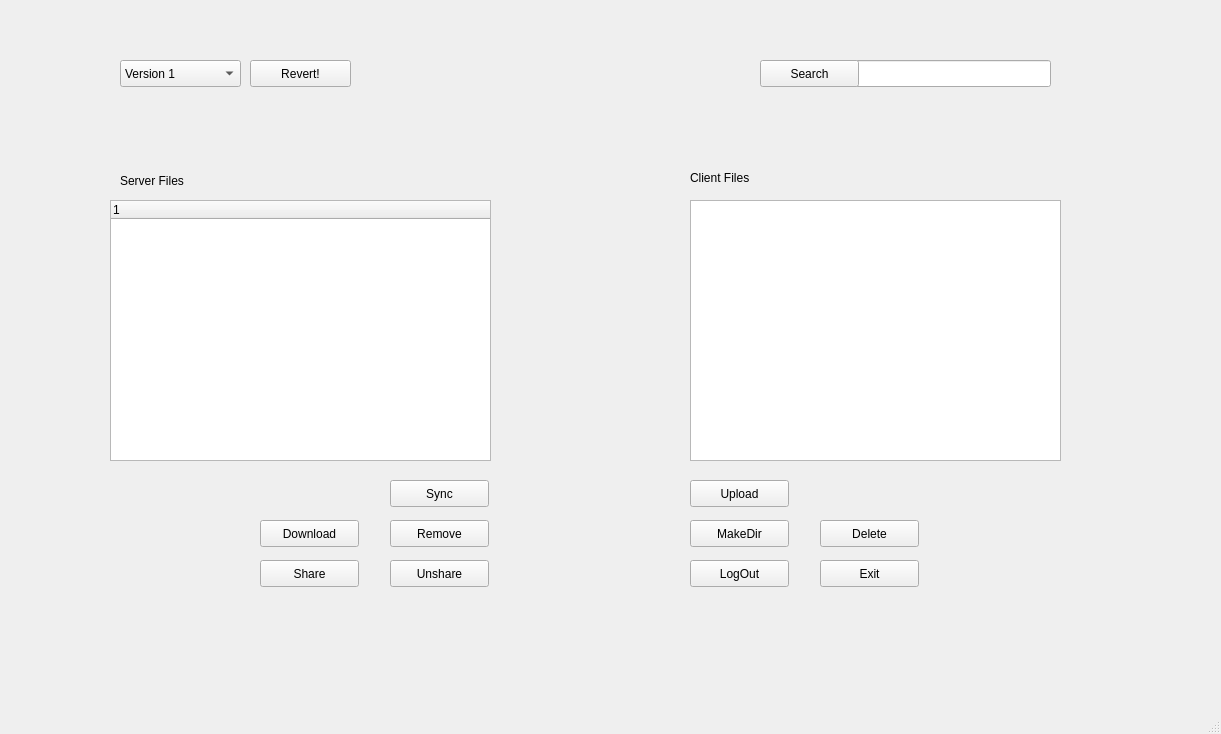
This is client/Client/dropbox.ui in dilofilo/freezing-octo-cyril as Qt 5 draws it before an edit. The edited form follows.
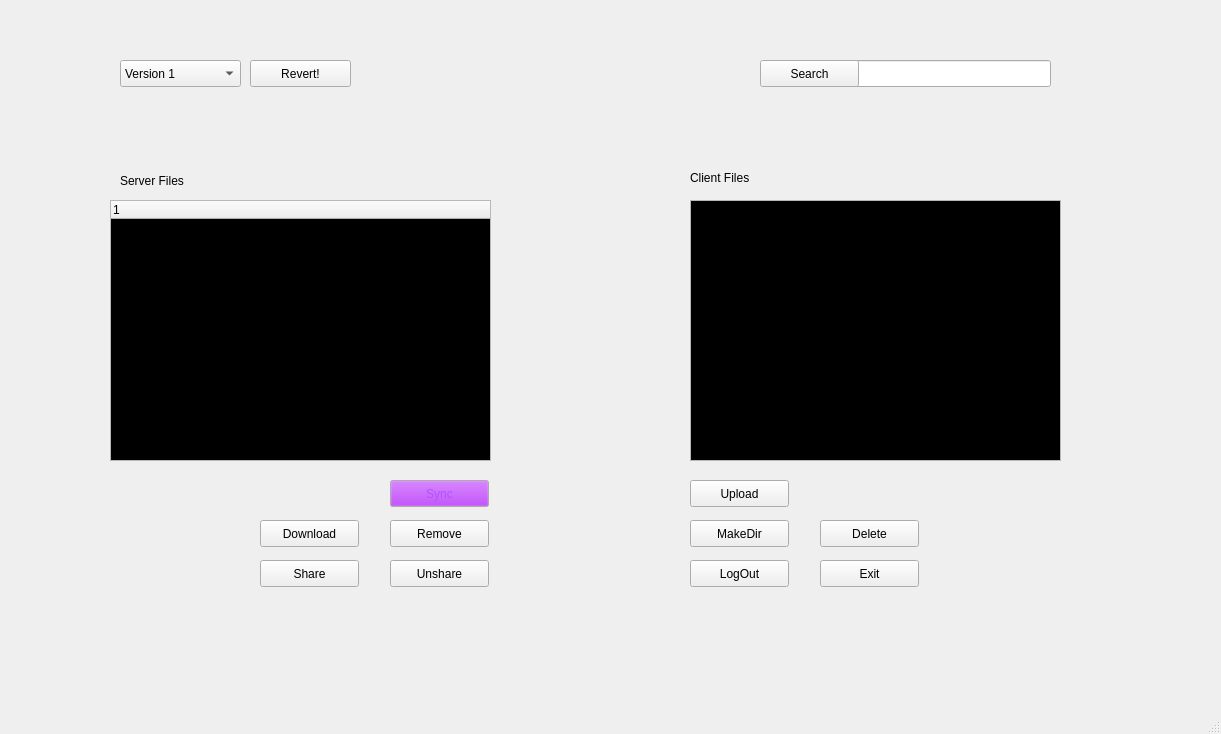
This is the edited form.

Diff of the .ui file:
```diff
--- a/client/Client/dropbox.ui
+++ b/client/Client/dropbox.ui
@@ -23,6 +23,124 @@
       <height>261</height>
      </rect>
     </property>
+    <property name="palette">
+     <palette>
+      <active>
+       <colorrole role="WindowText">
+        <brush brushstyle="SolidPattern">
+         <color alpha="255">
+          <red>255</red>
+          <green>255</green>
+          <blue>255</blue>
+         </color>
+        </brush>
+       </colorrole>
+       <colorrole role="Text">
+        <brush brushstyle="SolidPattern">
+         <color alpha="255">
+          <red>255</red>
+          <green>255</green>
+          <blue>255</blue>
+         </color>
+        </brush>
+       </colorrole>
+       <colorrole role="Base">
+        <brush brushstyle="SolidPattern">
+         <color alpha="255">
+          <red>0</red>
+          <green>0</green>
+          <blue>0</blue>
+         </color>
+        </brush>
+       </colorrole>
+       <colorrole role="Highlight">
+        <brush brushstyle="SolidPattern">
+         <color alpha="255">
+          <red>0</red>
+          <green>255</green>
+          <blue>255</blue>
+         </color>
+        </brush>
+       </colorrole>
+      </active>
+      <inactive>
+       <colorrole role="WindowText">
+        <brush brushstyle="SolidPattern">
+         <color alpha="255">
+          <red>255</red>
+          <green>255</green>
+          <blue>255</blue>
+         </color>
+        </brush>
+       </colorrole>
+       <colorrole role="Text">
+        <brush brushstyle="SolidPattern">
+         <color alpha="255">
+          <red>255</red>
+          <green>255</green>
+          <blue>255</blue>
+         </color>
+        </brush>
+       </colorrole>
+       <colorrole role="Base">
+        <brush brushstyle="SolidPattern">
+         <color alpha="255">
+          <red>0</red>
+          <green>0</green>
+          <blue>0</blue>
+         </color>
+        </brush>
+       </colorrole>
+       <colorrole role="Highlight">
+        <brush brushstyle="SolidPattern">
+         <color alpha="255">
+          <red>0</red>
+          <green>255</green>
+          <blue>255</blue>
+         </color>
+        </brush>
+       </colorrole>
+      </inactive>
+      <disabled>
+       <colorrole role="WindowText">
+        <brush brushstyle="SolidPattern">
+         <color alpha="255">
+          <red>159</red>
+          <green>158</green>
+          <blue>158</blue>
+         </color>
+        </brush>
+       </colorrole>
+       <colorrole role="Text">
+        <brush brushstyle="SolidPattern">
+         <color alpha="255">
+          <red>159</red>
+          <green>158</green>
+          <blue>158</blue>
+         </color>
+        </brush>
+       </colorrole>
+       <colorrole role="Base">
+        <brush brushstyle="SolidPattern">
+         <color alpha="255">
+          <red>255</red>
+          <green>255</green>
+          <blue>255</blue>
+         </color>
+        </brush>
+       </colorrole>
+       <colorrole role="Highlight">
+        <brush brushstyle="SolidPattern">
+         <color alpha="255">
+          <red>240</red>
+          <green>240</green>
+          <blue>240</blue>
+         </color>
+        </brush>
+       </colorrole>
+      </disabled>
+     </palette>
+    </property>
    </widget>
    <widget class="QPushButton" name="btnSync">
     <property name="geometry">
@@ -33,6 +151,124 @@
       <height>27</height>
      </rect>
     </property>
+    <property name="palette">
+     <palette>
+      <active>
+       <colorrole role="Button">
+        <brush brushstyle="SolidPattern">
+         <color alpha="255">
+          <red>170</red>
+          <green>0</green>
+          <blue>255</blue>
+         </color>
+        </brush>
+       </colorrole>
+       <colorrole role="Text">
+        <brush brushstyle="SolidPattern">
+         <color alpha="255">
+          <red>0</red>
+          <green>255</green>
+          <blue>0</blue>
+         </color>
+        </brush>
+       </colorrole>
+       <colorrole role="ButtonText">
+        <brush brushstyle="SolidPattern">
+         <color alpha="255">
+          <red>170</red>
+          <green>85</green>
+          <blue>255</blue>
+         </color>
+        </brush>
+       </colorrole>
+       <colorrole role="Base">
+        <brush brushstyle="SolidPattern">
+         <color alpha="255">
+          <red>0</red>
+          <green>255</green>
+          <blue>0</blue>
+         </color>
+        </brush>
+       </colorrole>
+      </active>
+      <inactive>
+       <colorrole role="Button">
+        <brush brushstyle="SolidPattern">
+         <color alpha="255">
+          <red>170</red>
+          <green>0</green>
+          <blue>255</blue>
+         </color>
+        </brush>
+       </colorrole>
+       <colorrole role="Text">
+        <brush brushstyle="SolidPattern">
+         <color alpha="255">
+          <red>0</red>
+          <green>255</green>
+          <blue>0</blue>
+         </color>
+        </brush>
+       </colorrole>
+       <colorrole role="ButtonText">
+        <brush brushstyle="SolidPattern">
+         <color alpha="255">
+          <red>170</red>
+          <green>85</green>
+          <blue>255</blue>
+         </color>
+        </brush>
+       </colorrole>
+       <colorrole role="Base">
+        <brush brushstyle="SolidPattern">
+         <color alpha="255">
+          <red>0</red>
+          <green>255</green>
+          <blue>0</blue>
+         </color>
+        </brush>
+       </colorrole>
+      </inactive>
+      <disabled>
+       <colorrole role="Button">
+        <brush brushstyle="SolidPattern">
+         <color alpha="255">
+          <red>170</red>
+          <green>0</green>
+          <blue>255</blue>
+         </color>
+        </brush>
+       </colorrole>
+       <colorrole role="Text">
+        <brush brushstyle="SolidPattern">
+         <color alpha="255">
+          <red>159</red>
+          <green>158</green>
+          <blue>158</blue>
+         </color>
+        </brush>
+       </colorrole>
+       <colorrole role="ButtonText">
+        <brush brushstyle="SolidPattern">
+         <color alpha="255">
+          <red>159</red>
+          <green>158</green>
+          <blue>158</blue>
+         </color>
+        </brush>
+       </colorrole>
+       <colorrole role="Base">
+        <brush brushstyle="SolidPattern">
+         <color alpha="255">
+          <red>255</red>
+          <green>255</green>
+          <blue>255</blue>
+         </color>
+        </brush>
+       </colorrole>
+      </disabled>
+     </palette>
+    </property>
     <property name="text">
      <string>Sync</string>
     </property>
@@ -240,6 +476,97 @@
       <height>261</height>
      </rect>
     </property>
+    <property name="palette">
+     <palette>
+      <active>
+       <colorrole role="WindowText">
+        <brush brushstyle="SolidPattern">
+         <color alpha="255">
+          <red>255</red>
+          <green>255</green>
+          <blue>255</blue>
+         </color>
+        </brush>
+       </colorrole>
+       <colorrole role="Text">
+        <brush brushstyle="SolidPattern">
+         <color alpha="255">
+          <red>255</red>
+          <green>255</green>
+          <blue>255</blue>
+         </color>
+        </brush>
+       </colorrole>
+       <colorrole role="Base">
+        <brush brushstyle="SolidPattern">
+         <color alpha="255">
+          <red>0</red>
+          <green>0</green>
+          <blue>0</blue>
+         </color>
+        </brush>
+       </colorrole>
+      </active>
+      <inactive>
+       <colorrole role="WindowText">
+        <brush brushstyle="SolidPattern">
+         <color alpha="255">
+          <red>255</red>
+          <green>255</green>
+          <blue>255</blue>
+         </color>
+        </brush>
+       </colorrole>
+       <colorrole role="Text">
+        <brush brushstyle="SolidPattern">
+         <color alpha="255">
+          <red>255</red>
+          <green>255</green>
+          <blue>255</blue>
+         </color>
+        </brush>
+       </colorrole>
+       <colorrole role="Base">
+        <brush brushstyle="SolidPattern">
+         <color alpha="255">
+          <red>0</red>
+          <green>0</green>
+          <blue>0</blue>
+         </color>
+        </brush>
+       </colorrole>
+      </inactive>
+      <disabled>
+       <colorrole role="WindowText">
+        <brush brushstyle="SolidPattern">
+         <color alpha="255">
+          <red>159</red>
+          <green>158</green>
+          <blue>158</blue>
+         </color>
+        </brush>
+       </colorrole>
+       <colorrole role="Text">
+        <brush brushstyle="SolidPattern">
+         <color alpha="255">
+          <red>159</red>
+          <green>158</green>
+          <blue>158</blue>
+         </color>
+        </brush>
+       </colorrole>
+       <colorrole role="Base">
+        <brush brushstyle="SolidPattern">
+         <color alpha="255">
+          <red>255</red>
+          <green>255</green>
+          <blue>255</blue>
+         </color>
+        </brush>
+       </colorrole>
+      </disabled>
+     </palette>
+    </property>
     <column>
      <property name="text">
       <string notr="true">1</string>
```
